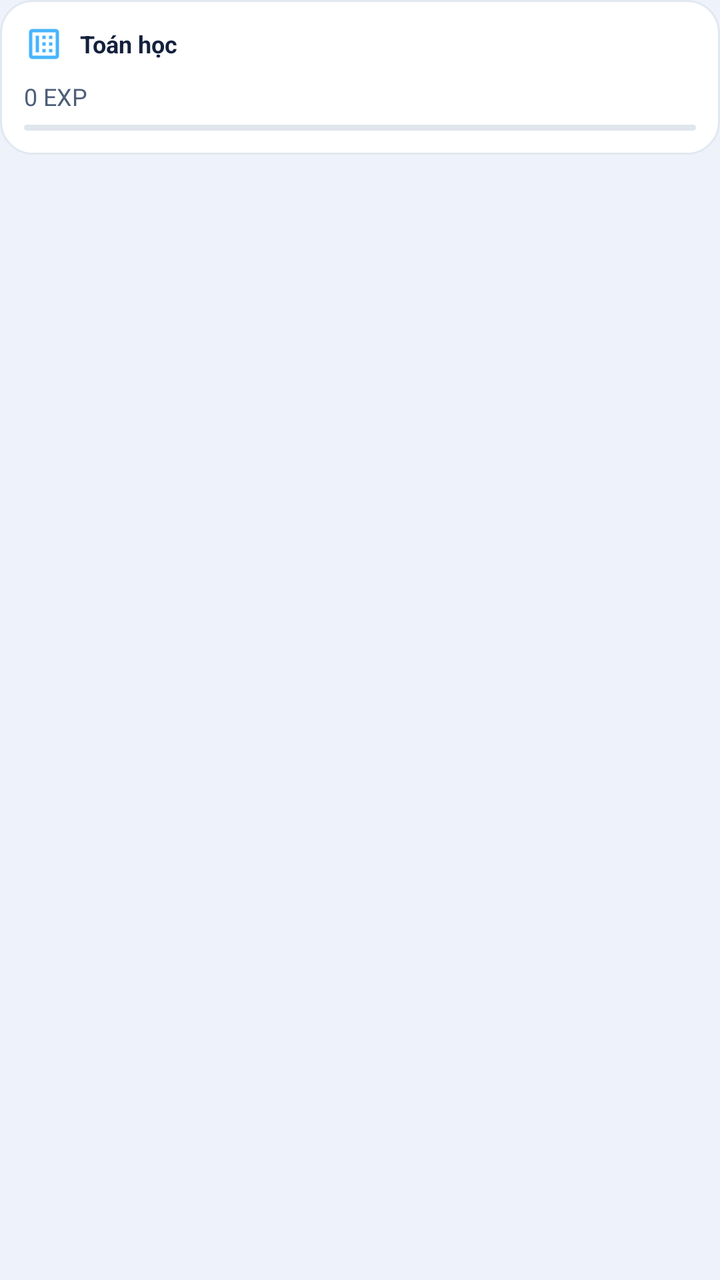
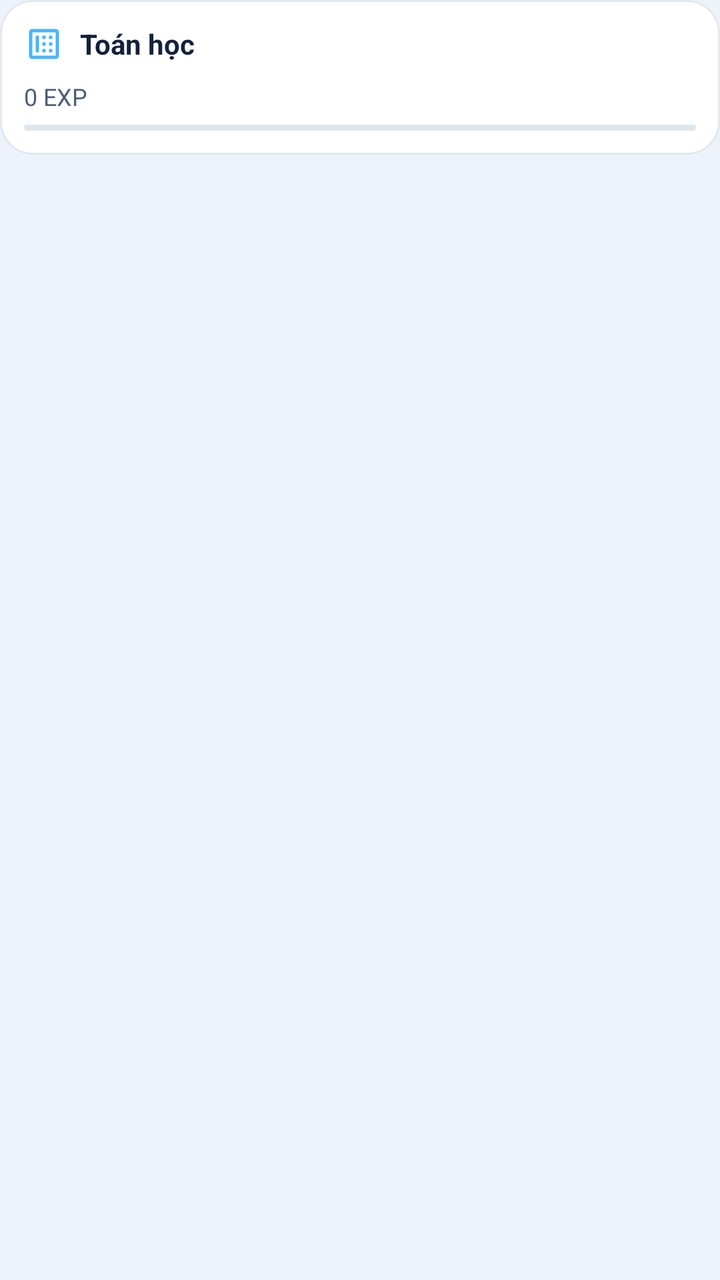

The first picture is an Android layout as it rendered before a commit; the second is the same layout after the commit. The layout source and the unified diff follow.
<!-- AndroidManifest.xml: application theme Theme.ASMfinal -->
<!-- res/layout/item_subject_mini_stat.xml -->
<androidx.cardview.widget.CardView xmlns:android="http://schemas.android.com/apk/res/android" xmlns:app="http://schemas.android.com/apk/res-auto" android:layout_width="140dp" android:layout_height="wrap_content" android:layout_marginEnd="12dp" app:cardBackgroundColor="@android:color/transparent" app:cardCornerRadius="16dp" app:cardElevation="0dp">

    <LinearLayout android:layout_width="match_parent" android:layout_height="wrap_content" android:background="@drawable/dashboard_mini_background" android:orientation="vertical" android:padding="12dp">

        <LinearLayout android:layout_width="match_parent" android:layout_height="wrap_content" android:gravity="center_vertical" android:orientation="horizontal">

            <ImageView android:id="@+id/iv_mini_icon" android:layout_width="20dp" android:layout_height="20dp" android:src="@drawable/ic_math_stat" android:contentDescription="@null" android:importantForAccessibility="no" />

            <TextView android:id="@+id/tv_mini_name" android:layout_width="wrap_content" android:layout_height="wrap_content" android:layout_marginStart="8dp" android:text="@string/cat_math" android:textColor="@color/textColorPrimary" android:textSize="12sp" android:textStyle="bold" />
        </LinearLayout>

        <TextView android:id="@+id/tv_mini_exp" android:layout_width="wrap_content" android:layout_height="wrap_content" android:layout_marginTop="8dp" android:text="@string/zero_exp" android:textColor="@color/textColorSecondary" android:textSize="12sp" />

        <ProgressBar android:id="@+id/pb_mini_stat" style="@android:style/Widget.ProgressBar.Horizontal" android:layout_width="match_parent" android:layout_height="3dp" android:layout_marginTop="6dp" android:progressDrawable="@drawable/custom_progress_bar" />
    </LinearLayout>
</androidx.cardview.widget.CardView>
<!-- resources referenced by this layout -->
<resources>
  <color name="textColorPrimary">#14213D</color>
  <color name="textColorSecondary">#4D5E78</color>
  <!-- drawable custom_progress_bar (drawable) -->
  <?xml version="1.0" encoding="utf-8"?>
  <layer-list xmlns:android="http://schemas.android.com/apk/res/android">
      <item android:id="@android:id/background">
          <shape>
              <corners android:radius="10dp" />
              <solid android:color="@color/progressTrackColor" />
          </shape>
      </item>
      <item android:id="@android:id/progress">
          <clip>
              <shape>
                  <corners android:radius="10dp" />
                  <gradient
                      android:startColor="@color/primaryColor"
                      android:endColor="@color/primaryDarkColor"
                      android:angle="0" />
              </shape>
          </clip>
      </item>
  </layer-list>
  <!-- drawable dashboard_mini_background (drawable) -->
  <shape xmlns:android="http://schemas.android.com/apk/res/android"><solid android:color="@color/surfaceColor"/><corners android:radius="16dp"/><stroke android:width="1dp" android:color="@color/dividerColor"/></shape>
  <!-- drawable ic_math_stat (drawable) -->
  <vector xmlns:android="http://schemas.android.com/apk/res/android"
      android:width="24dp"
      android:height="24dp"
      android:viewportWidth="24"
      android:viewportHeight="24">
      <path
          android:fillColor="#47B5FF"
          android:pathData="M19,3L5,3c-1.1,0 -2,0.9 -2,2v14c0,1.1 0.9,2 2,2h14c1.1,0 2,-0.9 2,-2L21,5c0,-1.1 -0.9,-2 -2,-2zM19,19L5,19L5,5h14v14zM13,7h-2v2h2L13,7zM17,7h-2v2h2L17,7zM13,11h-2v2h2v-2zM17,11h-2v2h2v-2zM13,15h-2v2h2v-2zM17,15h-2v2h2v-2zM9,7L7,7v10h2L9,7z" />
  </vector>
  <string name="cat_math">Toán học</string>
  <string name="zero_exp">0 EXP</string>
  <style name="Theme.ASMfinal" parent="Base.Theme.ASMfinal" />
  <color name="progressTrackColor">#E0E6ED</color>
  <color name="primaryColor">#1D4ED8</color>
  <color name="primaryDarkColor">#163FA7</color>
  <color name="surfaceColor">#FFFFFF</color>
  <color name="dividerColor">#E2E8F0</color>
  <color name="white">#FFFFFFFF</color>
  <color name="primaryContainerColor">#DCE7FF</color>
  <color name="accentColor">#087F72</color>
  <color name="black">#FF000000</color>
  <color name="surfaceVariantColor">#E2E9F5</color>
  <color name="backgroundColor">#EEF2FA</color>
  <style name="MentorAppButton" parent="Widget.MaterialComponents.Button">
          <item name="backgroundTint">@color/mentor_app_button</item><item name="android:textColor">#FFFFFF</item><item name="cornerRadius">@dimen/mentor_control_radius</item><item name="rippleColor">@color/mentor_control_ripple</item><item name="android:minHeight">@dimen/mentor_control_height</item>
          <item name="android:textAllCaps">false</item><item name="android:textSize">@dimen/mentor_control_text</item>
          <item name="android:fontFamily">sans-serif-medium</item>
      </style>
  <style name="MentorAppInput" parent="Widget.MaterialComponents.TextInputLayout.OutlinedBox">
          <item name="boxCornerRadiusTopStart">@dimen/mentor_control_radius</item><item name="boxCornerRadiusTopEnd">@dimen/mentor_control_radius</item>
          <item name="boxCornerRadiusBottomStart">@dimen/mentor_control_radius</item><item name="boxCornerRadiusBottomEnd">@dimen/mentor_control_radius</item>
      </style>
  <style name="MentorWindowAnimation"><item name="android:activityOpenEnterAnimation">@anim/mentor_enter</item><item name="android:activityOpenExitAnimation">@anim/mentor_exit</item><item name="android:activityCloseEnterAnimation">@anim/mentor_enter</item><item name="android:activityCloseExitAnimation">@anim/mentor_exit</item></style>
  <color name="mentor_app_button">#1D4ED8</color>
  <dimen name="mentor_control_radius">16dp</dimen>
  <color name="mentor_control_ripple">#33FFFFFF</color>
  <dimen name="mentor_control_height">52dp</dimen>
  <dimen name="mentor_control_text">15sp</dimen>
  <!-- unchanged entries left out for length: 1 -->
</resources>

<!-- the commit's change to res/layout/item_subject_mini_stat.xml (unified diff, before → after) -->
@@ -6,7 +6,7 @@
 
             <ImageView android:id="@+id/iv_mini_icon" android:layout_width="20dp" android:layout_height="20dp" android:src="@drawable/ic_math_stat" android:contentDescription="@null" android:importantForAccessibility="no" />
 
-            <TextView android:id="@+id/tv_mini_name" android:layout_width="wrap_content" android:layout_height="wrap_content" android:layout_marginStart="8dp" android:text="@string/cat_math" android:textColor="@color/textColorPrimary" android:textSize="12sp" android:textStyle="bold" />
+            <TextView android:id="@+id/tv_mini_name" android:layout_width="wrap_content" android:layout_height="wrap_content" android:layout_marginStart="8dp" android:text="@string/cat_math" android:textColor="@color/textColorPrimary" android:textSize="14sp" android:textStyle="bold" />
         </LinearLayout>
 
         <TextView android:id="@+id/tv_mini_exp" android:layout_width="wrap_content" android:layout_height="wrap_content" android:layout_marginTop="8dp" android:text="@string/zero_exp" android:textColor="@color/textColorSecondary" android:textSize="12sp" />
